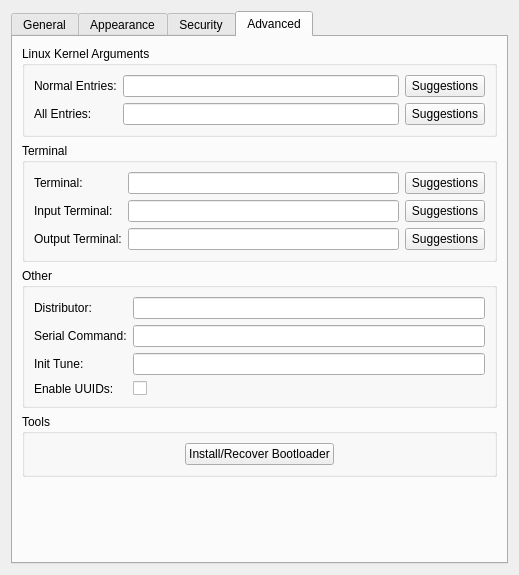
Qt form ui/kcm_grub2.ui (maz-1/grub2-editor) before a commit.
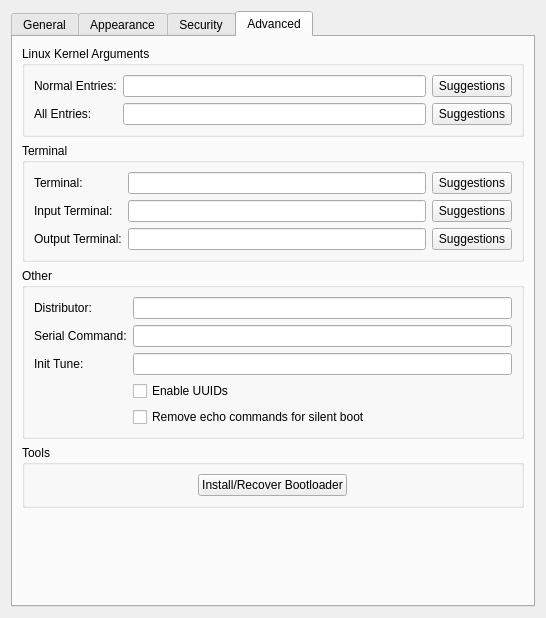
The same form after that commit. The open tabs and pages were chosen to show the change. Icons and pictures are not drawn. Custom widgets are drawn as their Qt base class.

Commit message: add option to remove echo commands from grub.cfg

What changed in the file:
```diff
--- a/ui/kcm_grub2.ui
+++ b/ui/kcm_grub2.ui
@@ -6,8 +6,8 @@
    <rect>
     <x>0</x>
     <y>0</y>
-    <width>519</width>
-    <height>575</height>
+    <width>546</width>
+    <height>618</height>
    </rect>
   </property>
   <layout class="QGridLayout" name="gridLayout_6">
@@ -813,15 +813,19 @@
           <item row="2" column="1">
            <widget class="KLineEdit" name="klineedit_initTune"/>
           </item>
-          <item row="3" column="0">
-           <widget class="QLabel" name="label_uuid">
-            <property name="text">
-             <string comment="@option:check">Enable UUIDs:</string>
-            </property>
-           </widget>
-          </item>
           <item row="3" column="1">
-           <widget class="QCheckBox" name="checkBox_uuid"/>
+           <widget class="QCheckBox" name="checkBox_uuid">
+            <property name="text">
+             <string>Enable UUIDs</string>
+            </property>
+           </widget>
+          </item>
+          <item row="4" column="1">
+           <widget class="QCheckBox" name="checkBox_noEcho">
+            <property name="text">
+             <string>Remove echo commands for silent boot</string>
+            </property>
+           </widget>
           </item>
          </layout>
         </widget>
@@ -873,16 +877,16 @@
    <extends>QComboBox</extends>
    <header>kcombobox.h</header>
   </customwidget>
+  <customwidget>
+   <class>KUrlRequester</class>
+   <extends>QWidget</extends>
+   <header>kurlrequester.h</header>
+  </customwidget>
   <customwidget>
    <class>KLineEdit</class>
    <extends>QLineEdit</extends>
    <header>klineedit.h</header>
   </customwidget>
-  <customwidget>
-   <class>KUrlRequester</class>
-   <extends>QFrame</extends>
-   <header>kurlrequester.h</header>
-  </customwidget>
  </customwidgets>
  <resources/>
  <connections/>
```
Left out of the diff: 81 changed lines with no effect on the pictures. Lines whose indentation alone changed are shown as unchanged. The commit also changes 36 other files.
